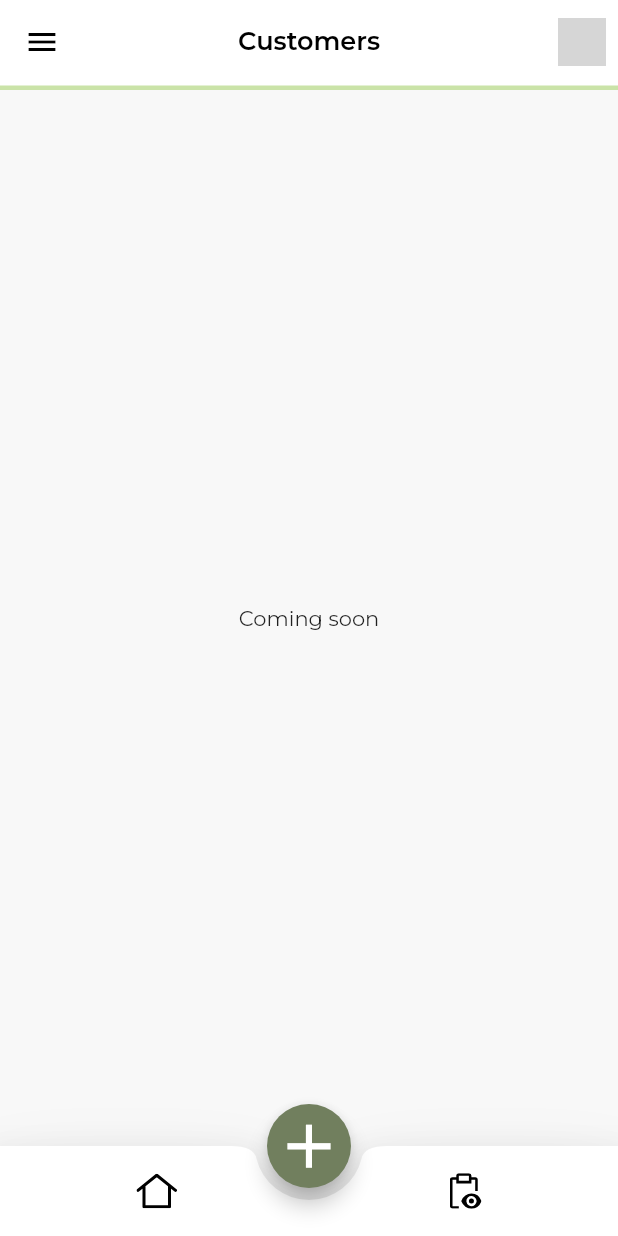
After one commit to Roy-P-A/winemonger_latest, a Flutter app: the CustomerssScreen screen opened by its route, on a phone screen of 412 x 824 dp. The commit adds this screen. Run offline on Flutter 3.47's test engine with Material 2 defaults, Android fonts, the phone set to English and light mode, and no system bars; drawn by our look-alikes of badges; our stand-ins replace another_flushbar, flutter_svg, get; missing offline and left inert: iconify_flutter; project files that could hold a hidden picture were left out; grey boxes are pictures that could not be loaded.

Commit message:
some pages added

```diff
--- /dev/null
+++ b/lib/features/customers/customers.dart
@@ -0,0 +1 @@
+export 'customers_screen.dart';
--- /dev/null
+++ b/lib/features/customers/customers_screen.dart
@@ -0,0 +1,29 @@
+import 'package:flutter/material.dart';
+import 'package:winemonger/utils/theme/theme.dart';
+import '../drawer/drawer_section.dart';
+import '../widgets/appbar.dart';
+import '../widgets/bottom_app_bar.dart';
+import '../widgets/floating_action_button.dart';
+
+class CustomerssScreen extends StatelessWidget {
+  const CustomerssScreen({Key? key}) : super(key: key);
+
+  @override
+  Widget build(BuildContext context) {
+    return Scaffold(
+      backgroundColor: Theme.of(context).colorScheme.backgroundColor,
+      appBar: const CustomAppBar(
+        title: 'Customers',
+      ),
+      drawer: DrawerSectionScreen(),
+      body: const SafeArea(
+        child: SizedBox(
+          child: Center(child: Text('Coming soon')),
+        ),
+      ),
+      floatingActionButtonLocation: FloatingActionButtonLocation.centerDocked,
+      floatingActionButton: const FloatingActionButtonSection(),
+      bottomNavigationBar: const BottomAppBarSection(),
+    );
+  }
+}
--- a/lib/features/dashboard/dashboard_screen.dart
+++ b/lib/features/dashboard/dashboard_screen.dart
@@ -101,8 +101,8 @@ class DashboardScreen extends StatelessWidget {
         ),
       ),
       floatingActionButtonLocation: FloatingActionButtonLocation.centerDocked,
-      floatingActionButton: const FloatingActionButton1(),
-      bottomNavigationBar: const BottomAppBar1(),
+      floatingActionButton: const FloatingActionButtonSection(),
+      bottomNavigationBar: const BottomAppBarSection(),
     );
   }
 }
--- /dev/null
+++ b/lib/features/imports/import.dart
@@ -0,0 +1 @@
+export 'import_screen.dart';
--- /dev/null
+++ b/lib/features/manufactures/manufacturers.dart
@@ -0,0 +1 @@
+export 'manufacturers_screen.dart';
--- /dev/null
+++ b/lib/features/products/products.dart
@@ -0,0 +1 @@
+export 'products_screen.dart';
--- /dev/null
+++ b/lib/features/reservations/reservation.dart
@@ -0,0 +1 @@
+export 'reservation_screen.dart';
--- /dev/null
+++ b/lib/features/sales/sales.dart
@@ -0,0 +1 @@
+export 'sales_screen.dart';
--- /dev/null
+++ b/lib/features/tastings/tastings.dart
@@ -0,0 +1 @@
+export 'tastings_screen.dart';
--- a/lib/features/widgets/bottom_app_bar.dart
+++ b/lib/features/widgets/bottom_app_bar.dart
@@ -7,8 +7,8 @@ import 'package:flutter_svg/flutter_svg.dart';
 import 'package:winemonger/utils/theme/theme.dart';
 
 
-class BottomAppBar1 extends StatelessWidget {
-  const BottomAppBar1({Key? key}) : super(key: key);
+class BottomAppBarSection extends StatelessWidget {
+  const BottomAppBarSection({Key? key}) : super(key: key);
 
   @override
   Widget build(BuildContext context) {
--- a/lib/features/widgets/floating_action_button.dart
+++ b/lib/features/widgets/floating_action_button.dart
@@ -3,8 +3,8 @@ import 'package:get/get.dart';
 import 'package:winemonger/utils/theme/theme.dart';
 
 
-class FloatingActionButton1 extends StatelessWidget {
-  const FloatingActionButton1({Key? key}) : super(key: key);
+class FloatingActionButtonSection extends StatelessWidget {
+  const FloatingActionButtonSection({Key? key}) : super(key: key);
 
   @override
   Widget build(BuildContext context) {
--- a/lib/utils/routes.dart
+++ b/lib/utils/routes.dart
@@ -1,7 +1,14 @@
 import 'package:get/route_manager.dart';
+import '../features/customers/customers.dart';
 import '../features/dashboard/dashboard_screen.dart';
+import '../features/imports/import.dart';
 import '../features/login/login_screen.dart';
+import '../features/manufactures/manufacturers.dart';
+import '../features/products/products.dart';
+import '../features/reservations/reservation.dart';
+import '../features/sales/sales.dart';
 import '../features/splash/splash.dart';
+import '../features/tastings/tastings.dart';
 
 List<GetPage> routes() => [
       GetPage(
@@ -24,31 +31,31 @@ List<GetPage> routes() => [
           transition: Transition.cupertino),
       GetPage(
           name: "/tastings",
-          page: () => const DashboardScreen(),
+          page: () => const TastingsScreen(),
           transition: Transition.cupertino),
       GetPage(
           name: "/reservations",
-          page: () => const DashboardScreen(),
+          page: () => const ReservationScreen(),
           transition: Transition.cupertino),
       GetPage(
           name: "/manufacturers",
-          page: () => const DashboardScreen(),
+          page: () => const ManufacturersScreen(),
           transition: Transition.cupertino),
       GetPage(
           name: "/sales",
-          page: () => const DashboardScreen(),
+          page: () => const SalesScreen(),
           transition: Transition.cupertino),
       GetPage(
           name: "/products",
-          page: () => const DashboardScreen(),
+          page: () => const ProductsScreen(),
           transition: Transition.cupertino),
       GetPage(
           name: "/customers",
-          page: () => const DashboardScreen(),
+          page: () => const CustomerssScreen(),
           transition: Transition.cupertino),
       GetPage(
           name: "/imports",
-          page: () => const DashboardScreen(),
+          page: () => const ImportsScreen(),
           transition: Transition.cupertino),
       GetPage(
           name: "/createorders",
```
Also changed, not shown: lib/features/imports/import_screen.dart (added, +29 -0 lines), lib/features/manufactures/manufacturers_screen.dart (added, +28 -0 lines), lib/features/products/products_screen.dart (added, +29 -0 lines), lib/features/reservations/reservation_screen.dart (added, +29 -0 lines), lib/features/sales/sales_screen.dart (added, +29 -0 lines), lib/features/tastings/tastings_screen.dart (added, +29 -0 lines).
